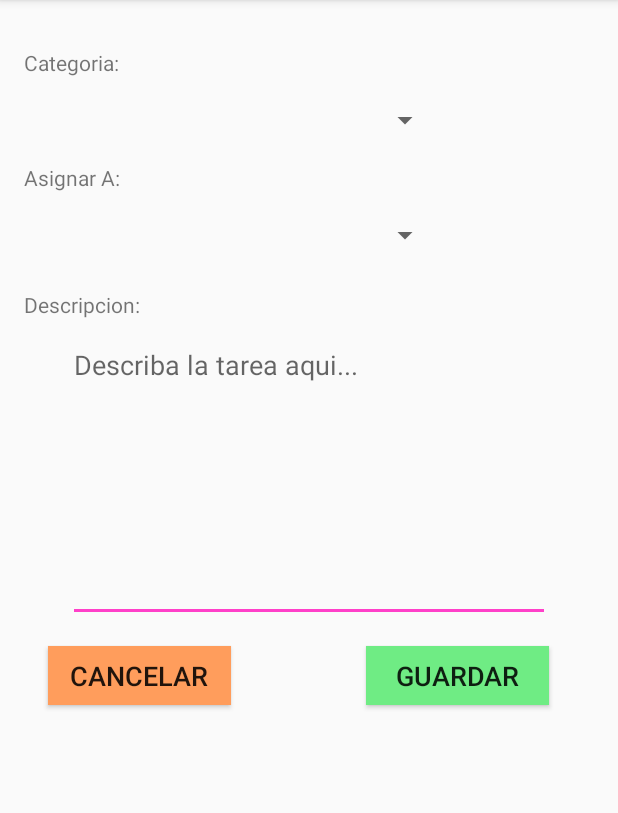
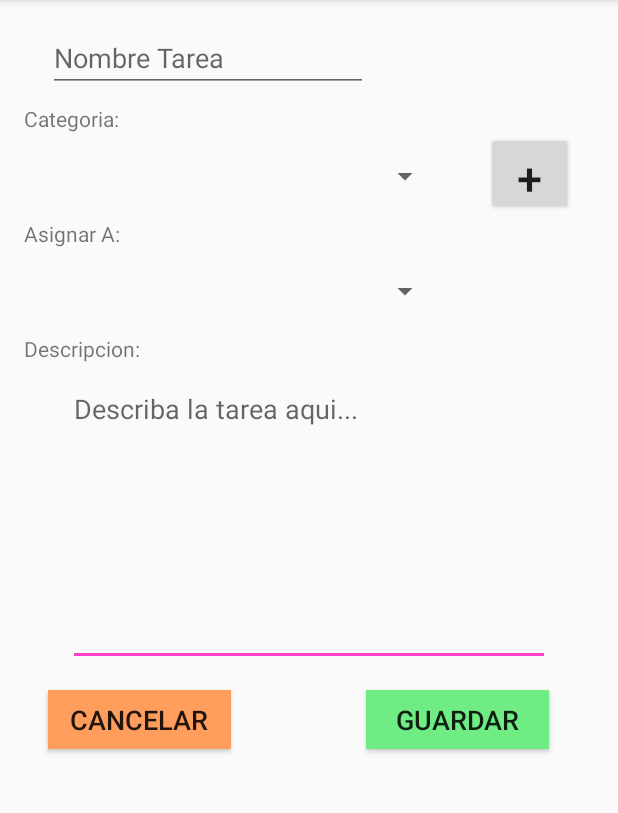
Before and after one commit to MarcosRuiz01/Tartaro, an Android app: the ListaTareaUNActivity screen opened directly, with no data from a screen before it, after a tap on "+CREAR TAREA", on a phone screen of 412 x 824 dp, the part 84-897 px from its top. Run offline under Robolectric (Android 15) with nearby library versions, the phone set to English and light mode, and no system bars; 3 statements that could not run were skipped.

Commit message:
Se termino la creacion de tareas

```diff
--- /dev/null
+++ b/app/src/main/java/ado/edu/itla/tartaro/AppConfig.java
@@ -0,0 +1,28 @@
+package ado.edu.itla.tartaro;
+
+import ado.edu.itla.tartaro.entidad.Usuario;
+
+public class AppConfig {
+
+    private static  AppConfig APP_CONFIG;
+    private Usuario usuario;
+
+    private AppConfig(){
+
+    }
+
+    public static AppConfig getConfig(){
+        if (APP_CONFIG ==null){
+            APP_CONFIG = new AppConfig();
+        }
+        return APP_CONFIG;
+    }
+
+    public Usuario getUsuario() {
+        return usuario;
+    }
+
+    public void setUsuario(Usuario usuario) {
+        this.usuario = usuario;
+    }
+}
--- a/app/src/main/java/ado/edu/itla/tartaro/entidad/Tarea.java
+++ b/app/src/main/java/ado/edu/itla/tartaro/entidad/Tarea.java
@@ -15,7 +15,7 @@ public class Tarea {
     private Date fecha;
     private String nombre;
     private String descripcion;
-    private EstadoTarea estadoTarea;
+    private EstadoTarea estadoTarea = EstadoTarea.PENDIENTE;
     private Categoria categoria;
     private Usuario usuarioCreador;
     private Usuario usuarioAsignado;
--- a/app/src/main/java/ado/edu/itla/tartaro/repositorio/db/EstructuraDb.java
+++ b/app/src/main/java/ado/edu/itla/tartaro/repositorio/db/EstructuraDb.java
@@ -4,7 +4,7 @@ public class EstructuraDb {
 
     public static final String TABLA_CATEGORIA = "CREATE TABLE categoria (id INTEGER NOT NULL PRIMARY KEY AUTOINCREMENT, nombre TEXT)";
     public static final String TABLA_USUARIO = "CREATE TABLE IF NOT EXISTS usuario (id INTEGER NOT NULL PRIMARY KEY AUTOINCREMENT, nombre TEXT NOT NULL, email TEXT NOT NULL UNIQUE, password TEXT NOT NULL, tipousuario TEXT NOT NULL)";
-    public static final String TABLA_TAREA= "CREATE TABLE IF NOT EXISTS tarea (id INTEGER NOT NULL PRIMARY KEY AUTOINCREMENT, fecha NUMERIC NOT NULL, estado TEXT NOT NULL DEFAULT PENDIENTE, categoria_id INTEGER NOT NULL, fecha_completado NUMERIC, usuario_creador_id INTEGER NOT NULL, usuario_asignado_id INTEGER NOT NULL,nombre TEXT NOT NULL,descripcion TEXT)";
+    public static final String TABLA_TAREA= "CREATE TABLE IF NOT EXISTS tarea (id INTEGER NOT NULL PRIMARY KEY AUTOINCREMENT, fecha NUMERIC NOT NULL, estado TEXT NOT NULL DEFAULT 'PENDIENTE', categoria_id INTEGER NOT NULL, fecha_completado NUMERIC, usuario_creador_id INTEGER NOT NULL, usuario_asignado_id INTEGER NOT NULL,nombre TEXT NOT NULL,descripcion TEXT)";
     public static final String TABLA_USUARIO_CATEGORIA= "CREATE TABLE IF NOT EXISTS usuario_categoria ( usuario_id INTEGER NOT NULL, categoria_id INTEGER NOT NULL)";
     public static final String BUSQUEDA_ENTRE_TAREA_USUARIO_C = "SELECT t.*, uc.nombre as usuario_creador FROM tarea t INNER JOIN usuario uc ON t.usuario_creador_id = uc.id WHERE t.usuario_asignado_id = ? ";
     public static final String BUSQUEDA_ENTRE_TAREA_USUARIO_A = "SELECT t.*, ua.nombre as usuario_asignado FROM tarea t INNER JOIN usuario ua ON t.usuario_asignado_id = ua.id WHERE t.usuario_creador_id = ? ";
--- a/app/src/main/java/ado/edu/itla/tartaro/repositorio/db/UsuarioRepositorioDBImp.java
+++ b/app/src/main/java/ado/edu/itla/tartaro/repositorio/db/UsuarioRepositorioDBImp.java
@@ -14,13 +14,13 @@ import ado.edu.itla.tartaro.repositorio.UsuarioRepositorio;
 public class UsuarioRepositorioDBImp implements UsuarioRepositorio {
 
     private ConexionDb conexionDb;
-    private static final String TABLA_NOMBRE="usuario";
-    private static final String CAMPO_NOMBRE="nombre";
-    private static final String CAMPO_EMAIL="email";
-    private static final String CAMPO_PASSWORD="password";
-    private static final String TIPO_USUARIO ="tipousuario";
+    private static final String TABLA_NOMBRE = "usuario";
+    private static final String CAMPO_NOMBRE = "nombre";
+    private static final String CAMPO_EMAIL = "email";
+    private static final String CAMPO_PASSWORD = "password";
+    private static final String TIPO_USUARIO = "tipousuario";
 
-    public UsuarioRepositorioDBImp(Context context){
+    public UsuarioRepositorioDBImp(Context context) {
         conexionDb = new ConexionDb(context);
     }
 
@@ -37,10 +37,10 @@ public class UsuarioRepositorioDBImp implements UsuarioRepositorio {
         Long id = db.insert(TABLA_NOMBRE, null, cv);
         db.close();
 
-        if(id.intValue()>0){
+        if (id.intValue() > 0) {
             user.setId(id.intValue());
             return true;
-        }else {
+        } else {
 
             return false;
         }
@@ -53,25 +53,26 @@ public class UsuarioRepositorioDBImp implements UsuarioRepositorio {
 
         SQLiteDatabase db = conexionDb.getReadableDatabase();
 
-        String columnas[] = {CAMPO_NOMBRE, CAMPO_EMAIL, CAMPO_PASSWORD, TIPO_USUARIO};
+        String columnas[] = {"id", CAMPO_NOMBRE, CAMPO_EMAIL, CAMPO_PASSWORD, TIPO_USUARIO};
 
-        Cursor cr = db.query(TABLA_NOMBRE, columnas, "email = ?" , new String[]{username},null,null,null,null);
+        Cursor cr = db.query(TABLA_NOMBRE, columnas, "email = ?", new String[]{username}, null, null, null, null);
 
         cr.moveToFirst();
 
-        if (!cr.isAfterLast()){
+        if (!cr.isAfterLast()) {
 
             String nombre = cr.getString(cr.getColumnIndex(CAMPO_NOMBRE));
+            int id = cr.getInt(cr.getColumnIndex("id"));
             String email = cr.getString(cr.getColumnIndex(CAMPO_EMAIL));
             String password = cr.getString(cr.getColumnIndex(CAMPO_PASSWORD));
             String tipoUsuario = cr.getString(cr.getColumnIndex(TIPO_USUARIO));
 
             user = new Usuario();
+            user.setId(id);
             user.setTipoUsuario(Usuario.TipoUsuario.valueOf(tipoUsuario));
             user.setNombre(nombre);
             user.setEmail(email);
             user.setPassword(password);
-
 
 
         }
@@ -85,28 +86,30 @@ public class UsuarioRepositorioDBImp implements UsuarioRepositorio {
     @Override
     public List<Usuario> buscarTecnicos() {
 
-        List<Usuario> usuarios  = new ArrayList<>();
+        List<Usuario> usuarios = new ArrayList<>();
 
         SQLiteDatabase db = conexionDb.getReadableDatabase();
 
-        String columnas[] = {CAMPO_NOMBRE, CAMPO_EMAIL, CAMPO_PASSWORD, TIPO_USUARIO};
+        String columnas[] = {"id", CAMPO_NOMBRE, CAMPO_EMAIL, CAMPO_PASSWORD, TIPO_USUARIO};
 
-        Cursor cr = db.query(TABLA_NOMBRE, columnas, null, null,null,null,null,null);
+        Cursor cr = db.query(TABLA_NOMBRE, columnas, "tipousuario = ?", new String[]{Usuario.TipoUsuario.TECNICO.name()}, null, null, null, null);
 
         cr.moveToFirst();
 
-        while (!cr.isAfterLast()){
+        while (!cr.isAfterLast()) {
 
+            int id = cr.getInt(cr.getColumnIndex("id"));
             String nombre = cr.getString(cr.getColumnIndex(CAMPO_NOMBRE));
             String email = cr.getString(cr.getColumnIndex(CAMPO_EMAIL));
             String password = cr.getString(cr.getColumnIndex(CAMPO_PASSWORD));
             String tipoUsuario = cr.getString(cr.getColumnIndex(TIPO_USUARIO));
 
-             Usuario user = new Usuario();
-             user.setTipoUsuario(Usuario.TipoUsuario.valueOf(tipoUsuario));
-             user.setNombre(nombre);
-             user.setEmail(email);
-             user.setPassword(password);
+            Usuario user = new Usuario();
+            user.setId(id);
+            user.setTipoUsuario(Usuario.TipoUsuario.valueOf(tipoUsuario));
+            user.setNombre(nombre);
+            user.setEmail(email);
+            user.setPassword(password);
             usuarios.add(user);
 
             cr.moveToNext();
--- a/app/src/main/java/ado/edu/itla/tartaro/usuarioNormal/CrearTareaActivity.java
+++ b/app/src/main/java/ado/edu/itla/tartaro/usuarioNormal/CrearTareaActivity.java
@@ -9,28 +9,34 @@ import android.view.View;
 import android.widget.AdapterView;
 import android.widget.ArrayAdapter;
 import android.widget.Button;
+import android.widget.EditText;
 import android.widget.SimpleCursorAdapter;
 import android.widget.Spinner;
 import android.widget.TextView;
+import android.widget.Toast;
 
 import java.util.ArrayList;
+import java.util.Date;
 import java.util.List;
 
+import ado.edu.itla.tartaro.AppConfig;
+import ado.edu.itla.tartaro.CategoriaActivity;
+import ado.edu.itla.tartaro.MainActivity;
 import ado.edu.itla.tartaro.R;
 import ado.edu.itla.tartaro.entidad.Categoria;
 import ado.edu.itla.tartaro.entidad.Tarea;
 import ado.edu.itla.tartaro.entidad.Usuario;
+import ado.edu.itla.tartaro.repositorio.TareaRepositorio;
 import ado.edu.itla.tartaro.repositorio.db.CategoriaRepositorioDBImp;
+import ado.edu.itla.tartaro.repositorio.db.TareaRepositorioDBImp;
 import ado.edu.itla.tartaro.repositorio.db.UsuarioRepositorioDBImp;
 
 public class CrearTareaActivity extends AppCompatActivity {
 
     private Spinner listaUsuariosTecnicos;
     private Spinner categoriasTareas;
-    private TextView txtDescripcionTarea;
-    Usuario user;
-    Categoria cat;
-
+    private EditText txtDescripcionTarea;
+    private EditText txtNombreTarea;
 
 
     protected void onCreate(Bundle savedInstanceState) {
@@ -38,49 +44,46 @@ public class CrearTareaActivity extends AppCompatActivity {
         setContentView(R.layout.crear_tarea);
 
         txtDescripcionTarea = findViewById(R.id.txt_descripcionT);
-        listaUsuariosTecnicos =findViewById(R.id.listaUsuariosTecnicos);
-        categoriasTareas=findViewById(R.id.listaCategoriaTarea);
+        txtNombreTarea = findViewById(R.id.txt_nombreTarea);
+        listaUsuariosTecnicos = findViewById(R.id.listaUsuariosTecnicos);
+        categoriasTareas = findViewById(R.id.listaCategoriaTarea);
 
-        CategoriaRepositorioDBImp catRepo = new CategoriaRepositorioDBImp (this);
+
+        CategoriaRepositorioDBImp catRepo = new CategoriaRepositorioDBImp(this);
         UsuarioRepositorioDBImp userRepo = new UsuarioRepositorioDBImp(this);
+        final TareaRepositorio tareaRepositorio = new TareaRepositorioDBImp(this);
 
         List<Categoria> categorias = catRepo.buscar(null);
         List<Usuario> usuariosTec = userRepo.buscarTecnicos();
-        ArrayAdapter<Categoria> adapterCategoria = new ArrayAdapter(this, android.R.layout.simple_spinner_item, categorias);
-        ArrayAdapter<Usuario> adapteruser = new ArrayAdapter(this, android.R.layout.simple_spinner_item,usuariosTec);
+        ArrayAdapter<Categoria> adapterCategoria = new ArrayAdapter<>(this, android.R.layout.simple_spinner_item, categorias);
+        ArrayAdapter<Usuario> adapteruser = new ArrayAdapter<>(this, android.R.layout.simple_spinner_item, usuariosTec);
 
         listaUsuariosTecnicos.setAdapter(adapteruser);
         categoriasTareas.setAdapter(adapterCategoria);
-
-        user = (Usuario) listaUsuariosTecnicos.getSelectedItem();
-        cat = (Categoria) categoriasTareas.getSelectedItem();
-
-
-//        listaUsuariosTecnicos.setOnItemClickListener(new AdapterView.OnItemClickListener() {
-//            @Override
-//            public void onItemClick(AdapterView<?> parent, View view, int position, long id) {
-//                user = (Usuario) parent.getItemAtPosition(position);
-//
-//            }
-//        });
-//
-//        categoriasTareas.setOnItemClickListener(new AdapterView.OnItemClickListener() {
-//            @Override
-//            public void onItemClick(AdapterView<?> parent, View view, int position, long id) {
-//                cat = (Categoria) parent.getItemAtPosition(position);
-//            }
-//        });
 
         Button btnCrearTarea = findViewById(R.id.btnGuargarT);
         btnCrearTarea.setOnClickListener(new View.OnClickListener() {
             @Override
             public void onClick(View v) {
 
+                Usuario user = (Usuario) listaUsuariosTecnicos.getSelectedItem();
+                Categoria cat = (Categoria) categoriasTareas.getSelectedItem();
+
                 Tarea tarea = new Tarea();
+                tarea.setFecha(new Date());
                 tarea.setCategoria(cat);
+                tarea.setUsuarioCreador(AppConfig.getConfig().getUsuario());
                 tarea.setUsuarioAsignado(user);
-                tarea.setDescripcion(txtDescripcionTarea.toString());
+                tarea.setNombre(txtNombreTarea.getText().toString());
+                tarea.setDescripcion(txtDescripcionTarea.getText().toString());
 
+                tareaRepositorio.guardar(tarea);
+
+                if (tarea.getId() != null) {
+                    Toast.makeText(CrearTareaActivity.this, "Tarea creada Exitosamente", Toast.LENGTH_SHORT).show();
+                } else {
+                    Toast.makeText(CrearTareaActivity.this, "Error: Tarea no creada.", Toast.LENGTH_SHORT).show();
+                }
                 finish();
 
             }
@@ -98,7 +101,26 @@ public class CrearTareaActivity extends AppCompatActivity {
 
         });
 
+        Button btnCategoria = findViewById(R.id.btnCrearCategoria);
+        btnCategoria.setOnClickListener(new View.OnClickListener() {
+
+            @Override
+            public void onClick(View view) {
+                Intent vistaCategoria;
+                vistaCategoria = new Intent(CrearTareaActivity.this, CategoriaActivity.class);
+
+                startActivity(vistaCategoria);
+
+            }
+
+
+        });
+
     }
 
+    @Override
+    protected void onActivityResult(int requestCode, int resultCode, Intent data) {
+        Log.i("DATOS", "Retorno");
 
+    }
 }
--- a/app/src/main/java/ado/edu/itla/tartaro/usuarioNormal/ListaTareaUNActivity.java
+++ b/app/src/main/java/ado/edu/itla/tartaro/usuarioNormal/ListaTareaUNActivity.java
@@ -5,23 +5,40 @@ import android.os.Bundle;
 import android.support.v7.app.AppCompatActivity;
 import android.view.View;
 import android.widget.Button;
+import android.widget.ListView;
 
+import java.util.List;
+
+import ado.edu.itla.tartaro.AppConfig;
 import ado.edu.itla.tartaro.R;
+import ado.edu.itla.tartaro.entidad.Categoria;
+import ado.edu.itla.tartaro.entidad.Tarea;
+import ado.edu.itla.tartaro.repositorio.db.CategoriaRepositorioDBImp;
+import ado.edu.itla.tartaro.repositorio.db.TareaRepositorioDBImp;
+import ado.edu.itla.tartaro.usuarioTecnico.TareaListViewTECAdapter;
 
-public class ListaTareaUNActivity extends AppCompatActivity{
+public class ListaTareaUNActivity extends AppCompatActivity {
 
-
+    private TareaRepositorioDBImp tareaRepo;
 
     protected void onCreate(Bundle savedInstanceState) {
         super.onCreate(savedInstanceState);
         setContentView(R.layout.lista_tarea_normal);
+
+        tareaRepo = new TareaRepositorioDBImp(this);
+
+        List<Tarea> tareas = tareaRepo.buscarCreadaPor(AppConfig.getConfig().getUsuario());
+        TareaListViewNorAdapter adapter = new TareaListViewNorAdapter(this, tareas);
+        ListView lTarea = findViewById(R.id.txt_listaTareaN);
+        lTarea.setAdapter(adapter);
+
 
         Button btnCrearTarea = findViewById(R.id.btnCrearTarea);
         btnCrearTarea.setOnClickListener(new View.OnClickListener() {
 
             @Override
             public void onClick(View v) {
-                Intent crearTarea =new Intent(ListaTareaUNActivity.this,CrearTareaActivity.class);
+                Intent crearTarea = new Intent(ListaTareaUNActivity.this, CrearTareaActivity.class);
                 startActivity(crearTarea);
             }
         });
--- /dev/null
+++ b/app/src/main/java/ado/edu/itla/tartaro/usuarioNormal/TareaListViewNorAdapter.java
@@ -0,0 +1,62 @@
+package ado.edu.itla.tartaro.usuarioNormal;
+
+import android.content.Context;
+import android.view.LayoutInflater;
+import android.view.View;
+import android.view.ViewGroup;
+import android.widget.BaseAdapter;
+import android.widget.TextView;
+
+import java.util.List;
+
+import ado.edu.itla.tartaro.R;
+import ado.edu.itla.tartaro.entidad.Tarea;
+
+public class TareaListViewNorAdapter extends BaseAdapter {
+
+    private Context context;
+    private List<Tarea> listItems;
+
+    public TareaListViewNorAdapter(Context context, List<Tarea> listItems) {
+        this.context = context;
+        this.listItems = listItems;
+
+    }
+
+    @Override
+    public int getCount() {
+        return listItems.size();
+    }
+
+    @Override
+    public Object getItem(int position) {
+        return listItems.get(position);
+    }
+
+    @Override
+    public long getItemId(int position) {
+        Tarea task = listItems.get(position);
+        return task.getId();
+    }
+
+    @Override
+    public View getView(int position, View convertView, ViewGroup parent) {
+        Tarea item = (Tarea) getItem(position);
+        if (convertView == null) {
+            convertView = LayoutInflater.from(context).inflate(R.layout.item_principal_tecnico, null);
+
+        }
+        TextView nombre = convertView.findViewById(R.id.txt_tarea);
+        TextView descripcion = convertView.findViewById(R.id.txt_descripcion);
+
+
+
+
+        nombre.setText(item.getNombre());
+        descripcion.setText(item.getDescripcion());
+
+
+
+        return convertView;
+    }
+}
--- a/app/src/main/java/ado/edu/itla/tartaro/usuarioTecnico/ListaTareaTECActivity.java
+++ b/app/src/main/java/ado/edu/itla/tartaro/usuarioTecnico/ListaTareaTECActivity.java
@@ -8,7 +8,6 @@ import java.util.List;
 
 import ado.edu.itla.tartaro.R;
 import ado.edu.itla.tartaro.entidad.Categoria;
-import ado.edu.itla.tartaro.repositorio.CategoriaRepositorio;
 import ado.edu.itla.tartaro.repositorio.db.CategoriaRepositorioDBImp;
 
 public class ListaTareaTECActivity extends AppCompatActivity {
@@ -23,7 +22,7 @@ public class ListaTareaTECActivity extends AppCompatActivity {
         categoriaRepo = new CategoriaRepositorioDBImp(this);
 
         List<Categoria> categorias = categoriaRepo.buscar(null);
-        CategoriaListViewTECAdapter adapter = new CategoriaListViewTECAdapter(this, categorias);
+        TareaListViewTECAdapter adapter = new TareaListViewTECAdapter(this, categorias);
         ListView lCategoria = findViewById(R.id.txt_listaTareaTec);
         lCategoria.setAdapter(adapter);
     }
--- a/app/src/main/java/ado/edu/itla/tartaro/usuarioTecnico/CategoriaListViewTECAdapter.java
+++ b/app/src/main/java/ado/edu/itla/tartaro/usuarioTecnico/TareaListViewTECAdapter.java
@@ -12,12 +12,12 @@ import java.util.List;
 import ado.edu.itla.tartaro.R;
 import ado.edu.itla.tartaro.entidad.Categoria;
 
-public class CategoriaListViewTECAdapter extends BaseAdapter {
+public class TareaListViewTECAdapter extends BaseAdapter {
 
     private Context context;
     private List<Categoria> listItems;
 
-    public CategoriaListViewTECAdapter(Context context, List<Categoria> listItems) {
+    public TareaListViewTECAdapter(Context context, List<Categoria> listItems) {
         this.context = context;
         this.listItems = listItems;
 
@@ -45,7 +45,7 @@ public class CategoriaListViewTECAdapter extends BaseAdapter {
                 convertView = LayoutInflater.from(context).inflate(R.layout.item_principal_tecnico, null);
 
             }
-            TextView nombre = convertView.findViewById(R.id.txt_UserName);
+            TextView nombre = convertView.findViewById(R.id.txt_tarea);
 
 
             nombre.setText(item.getNombre());
--- a/app/src/main/res/layout/crear_tarea.xml
+++ b/app/src/main/res/layout/crear_tarea.xml
@@ -33,10 +33,10 @@
         android:layout_height="wrap_content"
         android:layout_marginLeft="16dp"
         android:layout_marginStart="16dp"
-        android:layout_marginTop="32dp"
+        android:layout_marginTop="8dp"
         android:text="@string/JLCategoria"
         app:layout_constraintStart_toStartOf="parent"
-        app:layout_constraintTop_toTopOf="parent" />
+        app:layout_constraintTop_toBottomOf="@+id/txt_nombreTarea" />
 
     <Spinner
         android:id="@+id/listaCategoriaTarea"
@@ -54,7 +54,7 @@
         android:layout_height="wrap_content"
         android:layout_marginLeft="16dp"
         android:layout_marginStart="16dp"
-        android:layout_marginTop="16dp"
+        android:layout_marginTop="8dp"
         android:text="@string/JLDescripcion"
         app:layout_constraintStart_toStartOf="parent"
         app:layout_constraintTop_toBottomOf="@+id/listaUsuariosTecnicos" />
@@ -115,4 +115,33 @@
         android:orientation="vertical"
         app:layout_constraintGuide_begin="192dp" />
 
+    <EditText
+        android:id="@+id/txt_nombreTarea"
+        android:layout_width="wrap_content"
+        android:layout_height="wrap_content"
+        android:layout_marginLeft="32dp"
+        android:layout_marginStart="32dp"
+        android:layout_marginTop="16dp"
+        android:ems="10"
+        android:hint="Nombre Tarea"
+        android:inputType="textPersonName"
+        app:layout_constraintStart_toStartOf="parent"
+        app:layout_constraintTop_toTopOf="parent" />
+
+    <Button
+        android:id="@+id/btnCrearCategoria"
+        android:layout_width="58dp"
+        android:layout_height="55dp"
+        android:layout_marginEnd="8dp"
+        android:layout_marginLeft="8dp"
+        android:layout_marginRight="8dp"
+        android:layout_marginStart="8dp"
+        android:layout_marginTop="88dp"
+        android:gravity="center"
+        android:text="+"
+        android:textSize="30sp"
+        app:layout_constraintEnd_toEndOf="parent"
+        app:layout_constraintStart_toEndOf="@+id/listaCategoriaTarea"
+        app:layout_constraintTop_toTopOf="parent" />
+
 </android.support.constraint.ConstraintLayout>
```
Also changed, not shown: app/src/main/java/ado/edu/itla/tartaro/CategoriaActivity.java (+12 -4 lines), app/src/main/java/ado/edu/itla/tartaro/LogInGeneral.java (+8 -7 lines), app/src/main/java/ado/edu/itla/tartaro/repositorio/db/TareaRepositorioDBImp.java (+18 -25 lines).
